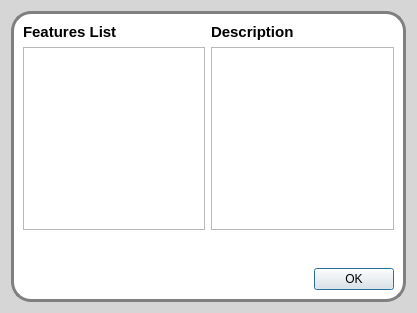
First picture: the form in src/romeo/view/dialogs/featureslistdialog.ui, repository AlbertoSimioni/Romeo, before the edit.
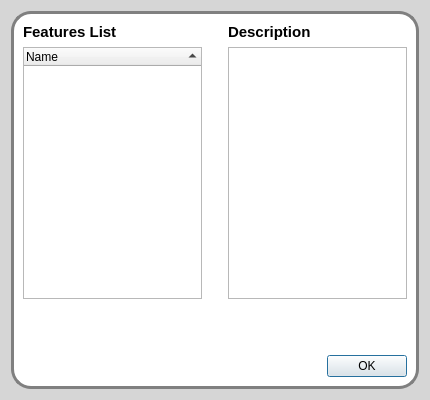
Second picture: the form after the edit.

What changed in the file:
```diff
--- a/src/romeo/view/dialogs/featureslistdialog.ui
+++ b/src/romeo/view/dialogs/featureslistdialog.ui
@@ -6,8 +6,8 @@
    <rect>
     <x>0</x>
     <y>0</y>
-    <width>417</width>
-    <height>313</height>
+    <width>430</width>
+    <height>400</height>
    </rect>
   </property>
   <property name="windowTitle">
@@ -46,7 +46,7 @@
       <item>
        <layout class="QHBoxLayout" name="horizontalLayout">
         <item>
-         <layout class="QVBoxLayout" name="verticalLayout_2">
+         <layout class="QVBoxLayout" name="verticalLayout_2" stretch="0,5,1">
           <item>
            <widget class="QLabel" name="label_2">
             <property name="text">
@@ -55,7 +55,16 @@
            </widget>
           </item>
           <item>
-           <widget class="QListWidget" name="featureTable"/>
+           <widget class="QTreeWidget" name="featureTable">
+            <property name="sortingEnabled">
+             <bool>true</bool>
+            </property>
+            <column>
+             <property name="text">
+              <string>Name</string>
+             </property>
+            </column>
+           </widget>
           </item>
           <item>
            <spacer name="verticalSpacer">
@@ -75,18 +84,18 @@
         <item>
          <spacer name="horizontalSpacer_2">
           <property name="orientation">
-           <enum>Qt::Horizontal</enum>
+           <enum>Qt::Vertical</enum>
           </property>
           <property name="sizeHint" stdset="0">
            <size>
-            <width>40</width>
-            <height>20</height>
+            <width>20</width>
+            <height>40</height>
            </size>
           </property>
          </spacer>
         </item>
         <item>
-         <layout class="QVBoxLayout" name="verticalLayout">
+         <layout class="QVBoxLayout" name="verticalLayout" stretch="0,5,1">
           <item>
            <widget class="QLabel" name="label">
             <property name="text">
```
Left out of the diff: 2 changed lines with no effect on the pictures.
